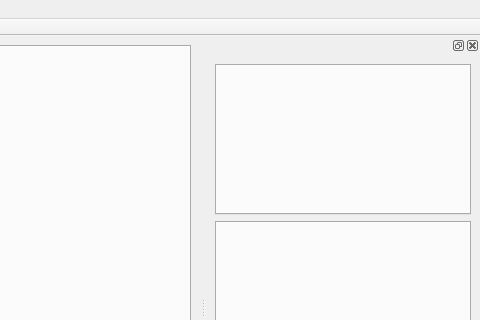
bgallois/LapsAnalyzer, file form.ui: the form before one commit; both pictures show x 320 to 800 and y 0 to 320 of the 800 by 600 pixel window.
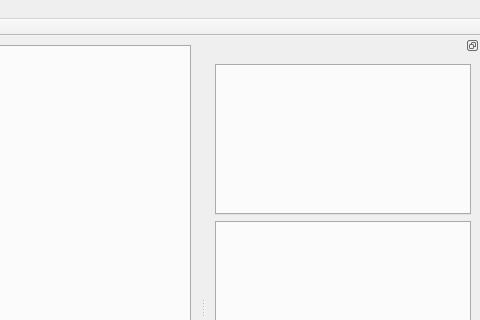
The form after the commit.

Commit message: [fix] fix data dock visibility

```diff
--- a/form.ui
+++ b/form.ui
@@ -49,6 +49,12 @@
   </widget>
   <widget class="QStatusBar" name="statusbar"/>
   <widget class="QDockWidget" name="dockWidget">
+   <property name="floating">
+    <bool>false</bool>
+   </property>
+   <property name="features">
+    <set>QDockWidget::DockWidgetFloatable|QDockWidget::DockWidgetMovable</set>
+   </property>
    <attribute name="dockWidgetArea">
     <number>2</number>
    </attribute>
```
